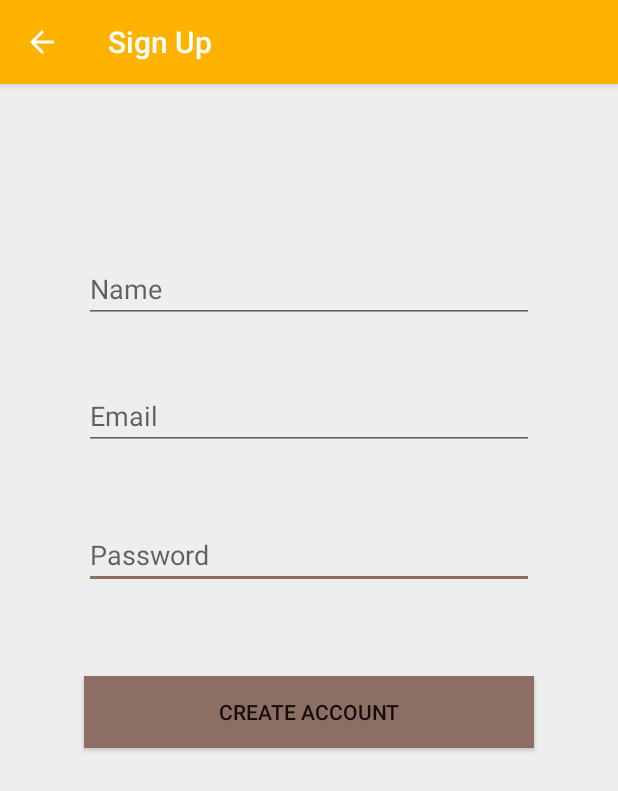
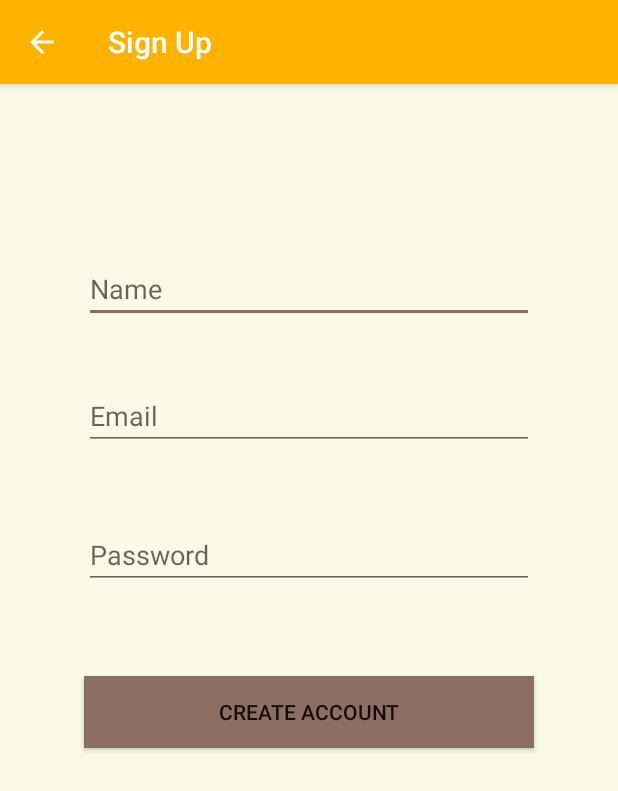
Before and after one commit to tusharsk/Bus_tracking, an Android app: the SignUp screen opened directly, with no data from a screen before it, on a phone screen of 412 x 824 dp. Shown: the top 791 px of the screen. Run offline under Robolectric (Android 15) with nearby library versions, the phone set to English and light mode, and no system bars.

Commit message:
last commit4

```diff
--- a/app/src/main/AndroidManifest.xml
+++ b/app/src/main/AndroidManifest.xml
@@ -67,6 +67,7 @@
         <activity android:name=".Direction"
             android:icon="@drawable/directions"
             android:roundIcon="@drawable/directions"
+            android:parentActivityName=".MainActivity"
             android:label="Directions">
 
         </activity>
--- a/app/src/main/res/layout/activity_login_.xml
+++ b/app/src/main/res/layout/activity_login_.xml
@@ -34,6 +34,7 @@
         android:layout_marginTop="10dp"
         android:id="@+id/et_email"
         android:hint="Enter email here"
+        android:textColor="@color/colorAccent"
         />
     <EditText
         android:layout_width="match_parent"
@@ -42,6 +43,7 @@
         android:layout_marginTop="10dp"
         android:id="@+id/et_password"
         android:hint="Enter your password"
+        android:textColor="@color/colorAccent"
         />
 
     <Button
--- a/app/src/main/res/layout/activity_sign_up.xml
+++ b/app/src/main/res/layout/activity_sign_up.xml
@@ -4,7 +4,7 @@
     xmlns:tools="http://schemas.android.com/tools"
     android:layout_width="match_parent"
     android:layout_height="match_parent"
-    android:background="#EEEEEE"
+    android:background="#F9FBE7"
     tools:context="com.example.tusharsk.bus_tracking.SignUp">
 
     <Button
@@ -27,18 +27,18 @@
         app:layout_constraintVertical_bias="0.0" />
 
     <EditText
-        android:id="@+id/etpassword"
+        android:id="@+id/etname"
         android:layout_width="300dp"
         android:layout_height="wrap_content"
         android:ems="10"
-        android:hint="Password"
-        android:inputType="textPassword"
-        android:layout_marginTop="47dp"
-        app:layout_constraintTop_toBottomOf="@+id/etemail"
+        android:inputType="textPersonName"
+        android:hint="Name"
+        android:textColor="@color/colorAccent"
+        app:layout_constraintTop_toTopOf="parent"
+        android:layout_marginTop="114dp"
         android:layout_marginLeft="8dp"
         app:layout_constraintLeft_toLeftOf="parent"
         android:layout_marginRight="8dp"
-        android:textColor="@color/colorAccent"
         app:layout_constraintRight_toRightOf="parent"
         android:layout_marginStart="8dp"
         android:layout_marginEnd="8dp" />
@@ -62,19 +62,22 @@
         android:layout_marginEnd="8dp" />
 
     <EditText
-        android:id="@+id/etname"
+        android:id="@+id/etpassword"
         android:layout_width="300dp"
         android:layout_height="wrap_content"
         android:ems="10"
-        android:inputType="textPersonName"
-        android:hint="Name"
-        android:textColor="@color/colorAccent"
-        app:layout_constraintTop_toTopOf="parent"
-        android:layout_marginTop="114dp"
+        android:hint="Password"
+        android:inputType="textPassword"
+        android:layout_marginTop="47dp"
+        app:layout_constraintTop_toBottomOf="@+id/etemail"
         android:layout_marginLeft="8dp"
         app:layout_constraintLeft_toLeftOf="parent"
         android:layout_marginRight="8dp"
+        android:textColor="@color/colorAccent"
         app:layout_constraintRight_toRightOf="parent"
         android:layout_marginStart="8dp"
         android:layout_marginEnd="8dp" />
+
+
+
 </android.support.constraint.ConstraintLayout>
--- a/app/src/main/res/layout/content_main.xml
+++ b/app/src/main/res/layout/content_main.xml
@@ -65,6 +65,7 @@
                     android:hint="Enter address or city "
                     android:imeOptions="actionSearch"
                     android:inputType="textPersonName"
+                    android:textColor="@color/colorAccent"
                     android:text="" />
 
                 <ImageView
```
